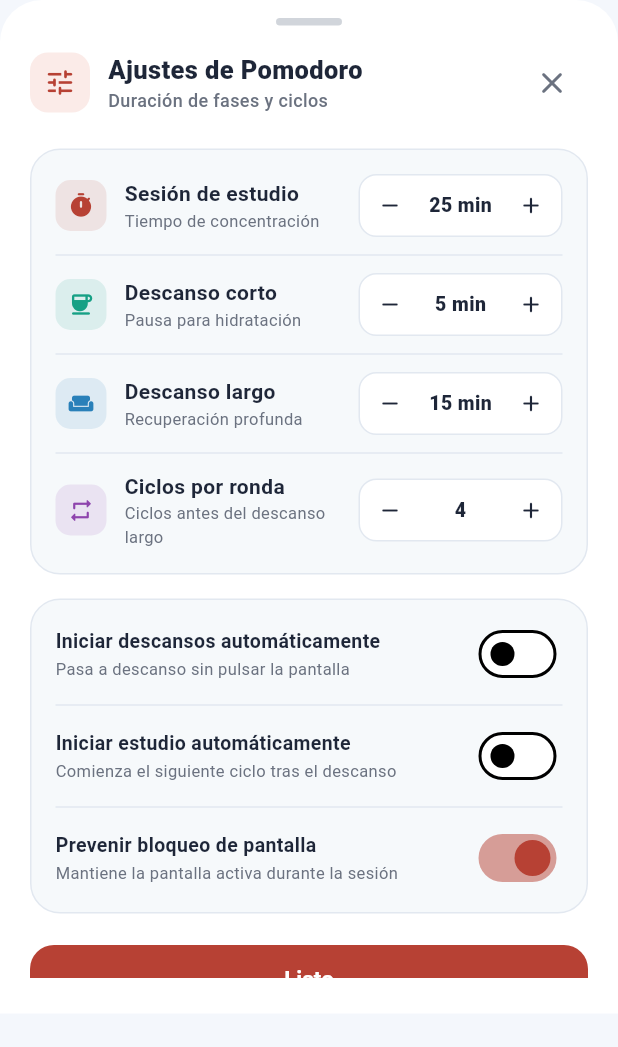
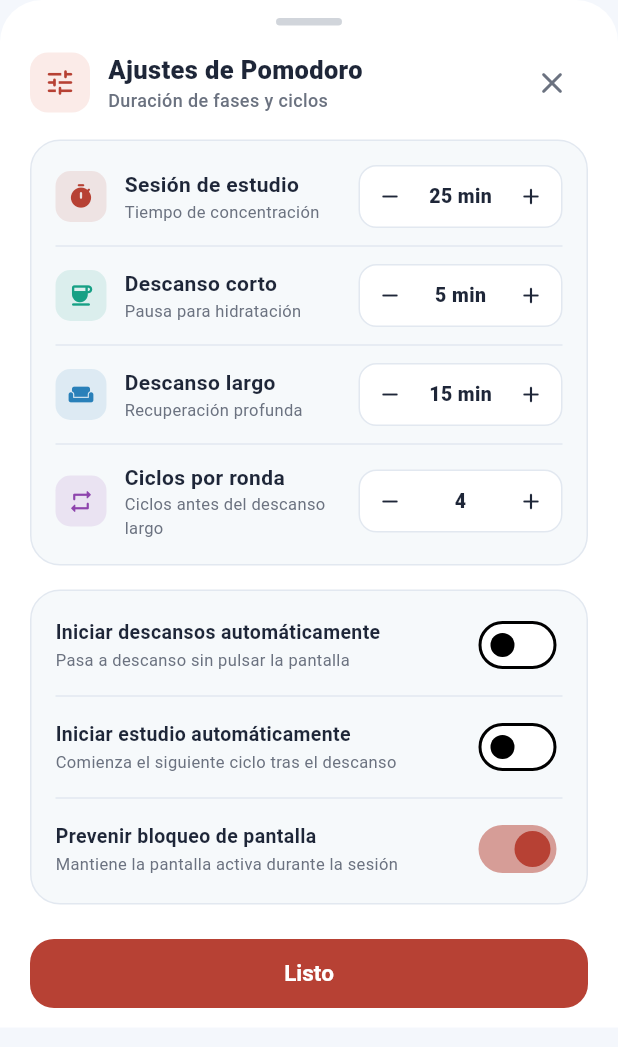
Before and after one commit to David-2357/have_to_study, a Flutter app: the PomodoroQuickSettingsSheet widget shown alone on an empty page, opened directly, on a phone screen of 412 x 824 dp. Shown: the top 1047 px of the screen. Run offline on Flutter 3.47's test engine with Material 3 defaults, Android fonts, the phone set to English and light mode, and no system bars; our stand-ins replace audioplayers, drift, file_picker, fl_chart, flutter_local_notifications, flutter_riverpod and 7 more; accounts and stored records are empty; generated files the repository leaves out were written again.

Commit message:
🐛 fix navigation bar overlapping done button in pomodoro settings sheet

```diff
--- a/lib/features/pomodoro/presentation/widgets/pomodoro_quick_settings_sheet.dart
+++ b/lib/features/pomodoro/presentation/widgets/pomodoro_quick_settings_sheet.dart
@@ -23,29 +23,28 @@ class PomodoroQuickSettingsSheet extends ConsumerWidget {
     final settings = ref.watch(settingsProvider);
     final notifier = ref.read(settingsProvider.notifier);
 
+    final bottomInset = MediaQuery.viewInsetsOf(context).bottom;
+
     return Container(
       decoration: BoxDecoration(
         color: colors.surface,
         borderRadius: const BorderRadius.vertical(top: Radius.circular(28)),
       ),
-      padding: EdgeInsets.only(
-        top: 12,
-        left: 20,
-        right: 20,
-        bottom: MediaQuery.of(context).viewInsets.bottom + 24,
+      constraints: BoxConstraints(
+        maxHeight: (MediaQuery.sizeOf(context).height -
+                MediaQuery.paddingOf(context).top) *
+            0.88,
       ),
-      constraints: BoxConstraints(
-        maxHeight: (MediaQuery.of(context).size.height -
-                MediaQuery.of(context).padding.top) *
-            0.82,
-      ),
-      child: SingleChildScrollView(
-        physics: const BouncingScrollPhysics(),
+      child: SafeArea(
+        top: false,
         child: Column(
+          mainAxisSize: MainAxisSize.min,
           crossAxisAlignment: CrossAxisAlignment.start,
           children: [
             // Tirador central
-            Center(
+            Padding(
+              padding: const EdgeInsets.only(top: 12),
+              child: Center(
                 child: Container(
                   width: 44,
                   height: 5,
@@ -57,10 +56,13 @@ class PomodoroQuickSettingsSheet extends ConsumerWidget {
                   ),
                 ),
               ),
+            ),
             const SizedBox(height: 14),
 
             // Encabezado
-            Row(
+            Padding(
+              padding: const EdgeInsets.symmetric(horizontal: 20),
+              child: Row(
                 mainAxisAlignment: MainAxisAlignment.spaceBetween,
                 children: [
                   Row(
@@ -111,9 +113,18 @@ class PomodoroQuickSettingsSheet extends ConsumerWidget {
                   ),
                 ],
               ),
+            ),
 
-            const SizedBox(height: 20),
+            const SizedBox(height: 14),
 
+            // Contenedor con scroll para los ajustes
+            Flexible(
+              child: SingleChildScrollView(
+                physics: const BouncingScrollPhysics(),
+                padding: const EdgeInsets.symmetric(horizontal: 20),
+                child: Column(
+                  crossAxisAlignment: CrossAxisAlignment.start,
+                  children: [
                     // Contenedor principal de duraciones y ciclos
                     Container(
                       padding: const EdgeInsets.all(16),
@@ -271,11 +282,21 @@ class PomodoroQuickSettingsSheet extends ConsumerWidget {
                         ],
                       ),
                     ),
+                    const SizedBox(height: 12),
+                  ],
+                ),
+              ),
+            ),
 
-            const SizedBox(height: 20),
-
-            // Botón de Listo
-            SizedBox(
+            // Botón de Listo fijo en la parte inferior, protegido por SafeArea
+            Padding(
+              padding: EdgeInsets.fromLTRB(
+                20,
+                10,
+                20,
+                bottomInset > 0 ? bottomInset + 10 : 12,
+              ),
+              child: SizedBox(
                 width: double.infinity,
                 child: ElevatedButton(
                   onPressed: () => Navigator.pop(context),
@@ -293,6 +314,7 @@ class PomodoroQuickSettingsSheet extends ConsumerWidget {
                     ),
                   ),
                   child: const Text('Listo'),
+                ),
               ),
             ),
           ],
--- a/lib/features/pomodoro/presentation/widgets/select_activity_sheet.dart
+++ b/lib/features/pomodoro/presentation/widgets/select_activity_sheet.dart
@@ -30,9 +30,11 @@ void showSelectActivitySheet(BuildContext context, WidgetRef ref) {
         maxChildSize: 0.92,
         expand: false,
         builder: (context, scrollController) {
-          return Padding(
-            padding: const EdgeInsets.fromLTRB(20, 12, 20, 24),
-            child: Column(
+          return SafeArea(
+            top: false,
+            child: Padding(
+              padding: const EdgeInsets.fromLTRB(20, 12, 20, 16),
+              child: Column(
               crossAxisAlignment: CrossAxisAlignment.start,
               children: [
                 Center(
@@ -303,8 +305,9 @@ void showSelectActivitySheet(BuildContext context, WidgetRef ref) {
                   ),
               ],
             ),
-          );
-        },
+          ),
+        );
+      },
       );
     },
   );
```
Lines whose indentation alone changed are shown as unchanged.
